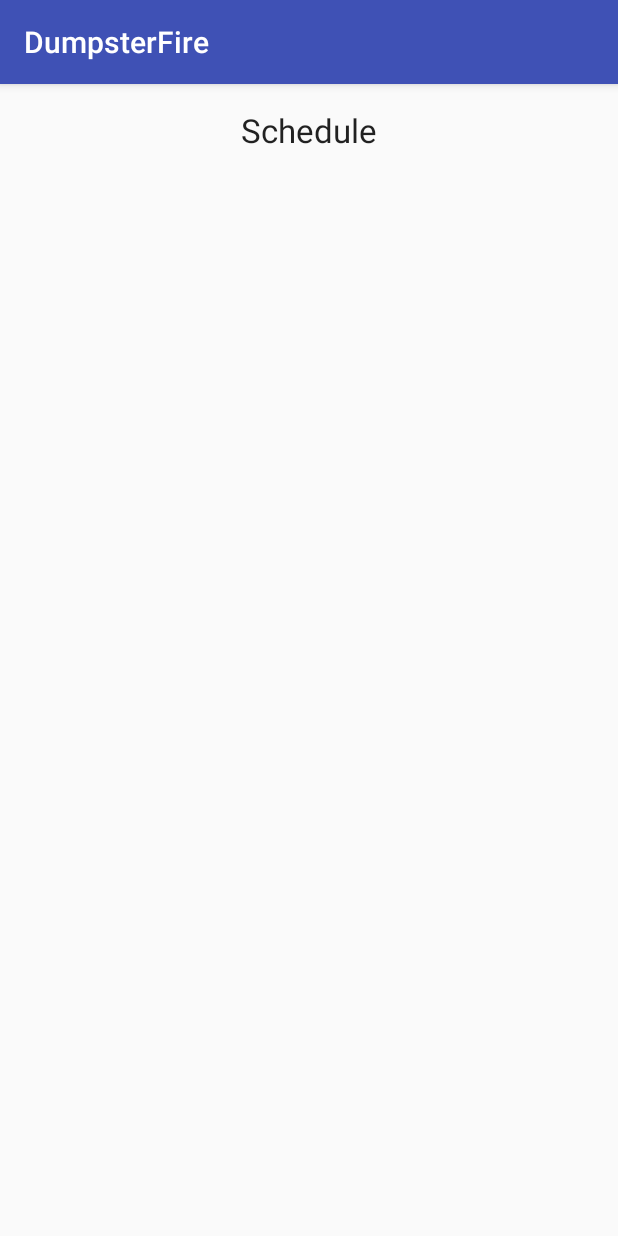
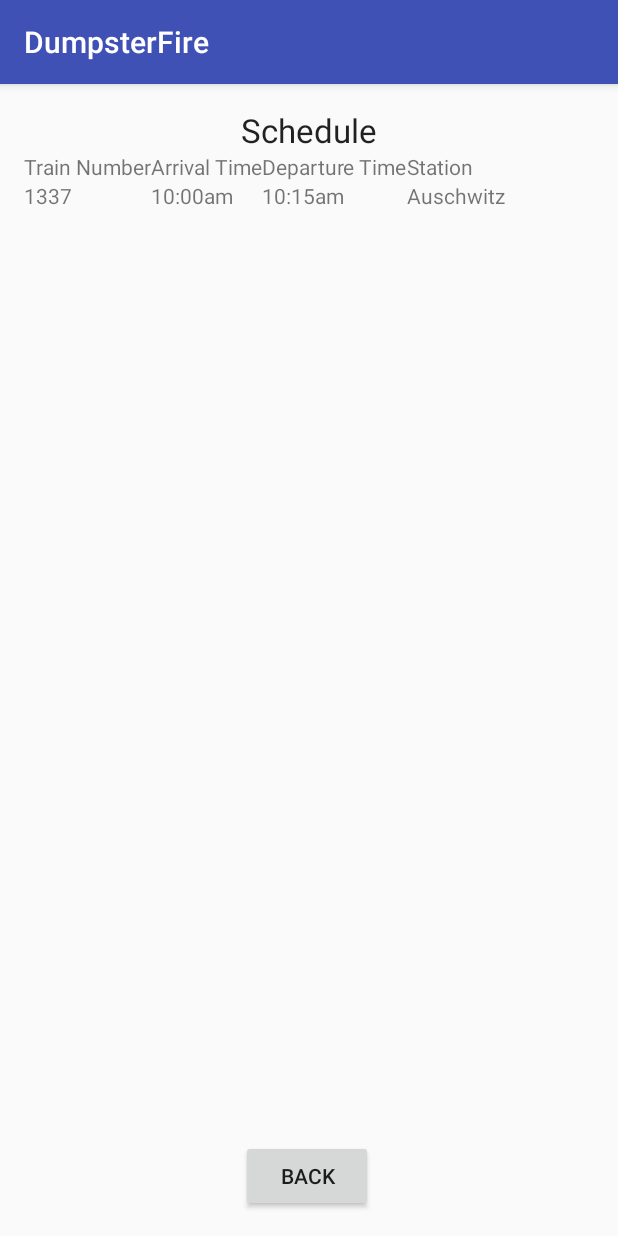
Before and after one commit to fvosburgh/DumpsterFire, an Android app: the PopulatedScheduleActivity screen opened directly, with no data from a screen before it, on a phone screen of 412 x 824 dp. Run offline under Robolectric (Android 15) with nearby library versions, the phone set to English and light mode, and no system bars.

Commit message:
Payment information activity, finalized view schedule activity and populated schedule activity

```diff
--- a/app/src/main/AndroidManifest.xml
+++ b/app/src/main/AndroidManifest.xml
@@ -20,7 +20,9 @@
         <activity android:name=".activities.RegistrationActivity" />
         <activity android:name=".activities.SelectDepartureActivity" />
         <activity android:name=".activities.PopulatedScheduleActivity" />
-        <activity android:name=".activities.TravelExtrasActivity"></activity>
+        <activity android:name=".activities.ViewScheduleActivity" />
+        <activity android:name=".activities.TravelExtrasActivity" />
+        <activity android:name=".activities.PaymentInformationActivity"></activity>
     </application>
 
 </manifest>
--- a/app/src/main/java/com/example/fvosb/dumpsterfire/activities/PopulatedScheduleActivity.java
+++ b/app/src/main/java/com/example/fvosb/dumpsterfire/activities/PopulatedScheduleActivity.java
@@ -1,15 +1,81 @@
 package com.example.fvosb.dumpsterfire.activities;
 
+import android.content.Intent;
 import android.support.v7.app.AppCompatActivity;
 import android.os.Bundle;
+import android.view.View;
+import android.widget.Button;
+import android.widget.TableLayout;
+import android.widget.TableRow;
+import android.widget.TextView;
 
 import com.example.fvosb.dumpsterfire.R;
 
+import java.util.HashMap;
+
 public class PopulatedScheduleActivity extends AppCompatActivity {
+
+    public TableLayout scheduleTable;
+    public HashMap<String, String> dummyData = new HashMap<>();
 
     @Override
     protected void onCreate(Bundle savedInstanceState) {
         super.onCreate(savedInstanceState);
         setContentView(R.layout.activity_populated_schedule);
+
+        scheduleTable = (TableLayout) findViewById(R.id.ScheduleTable);
+
+        // add table row for headers
+        TableRow headers = new TableRow(this);
+        String[] heads = {"Train Number", "Arrival Time", "Departure Time", "Station"};
+        for (String header : heads) {
+            TextView view = new TextView(this);
+            view.setText(header);
+            headers.addView(view);
+        }
+
+        scheduleTable.addView(headers);
+
+        // adding dummy data
+        dummyData.put("Train Number", "1337");
+        dummyData.put("Arrival Time", "10:00am");
+        dummyData.put("Departure Time", "10:15am");
+        dummyData.put("Station", "Auschwitz");
+
+        populateTable(dummyData);
+
+        Button backButton = (Button) findViewById(R.id.PopulatedScheduleBack);
+
+        backButton.setOnClickListener(new View.OnClickListener() {
+            @Override
+            public void onClick(View v) {
+                back(v);
+            }
+        });
+    }
+
+    public void populateTable(HashMap<String, String> data) {
+        TableRow dataRow = new TableRow(this);
+
+        TextView tNumber = new TextView(this);
+        TextView arrivalTime = new TextView(this);
+        TextView departureTime = new TextView(this);
+        TextView station = new TextView(this);
+
+        tNumber.setText(data.get("Train Number"));
+        arrivalTime.setText(data.get("Arrival Time"));
+        departureTime.setText(data.get("Departure Time"));
+        station.setText(data.get("Station"));
+
+        dataRow.addView(tNumber);
+        dataRow.addView(arrivalTime);
+        dataRow.addView(departureTime);
+        dataRow.addView(station);
+
+        scheduleTable.addView(dataRow);
+    }
+
+    public void back(View view) {
+        startActivity(new Intent(this, LoginActivity.class));
     }
 }
--- a/app/src/main/res/layout/activity_populated_schedule.xml
+++ b/app/src/main/res/layout/activity_populated_schedule.xml
@@ -17,4 +17,29 @@
         android:id="@+id/textView8"
         android:layout_alignParentTop="true"
         android:layout_centerHorizontal="true" />
+
+    <Button
+        android:layout_width="wrap_content"
+        android:layout_height="wrap_content"
+        android:text="BACK"
+        android:id="@+id/PopulatedScheduleBack"
+        android:layout_alignParentBottom="true"
+        android:layout_alignLeft="@+id/textView8"
+        android:layout_alignStart="@+id/textView8" />
+
+    <GridLayout
+        android:layout_width="match_parent"
+        android:layout_height="match_parent"
+        android:layout_below="@+id/textView8"
+        android:layout_alignParentLeft="true"
+        android:layout_alignParentStart="true"
+        android:layout_above="@+id/PopulatedScheduleBack">
+
+        <TableLayout
+            android:layout_width="match_parent"
+            android:layout_height="match_parent"
+            android:layout_row="0"
+            android:layout_column="0"
+            android:id="@+id/ScheduleTable"></TableLayout>
+    </GridLayout>
 </RelativeLayout>
```
Also changed, not shown: app/src/main/java/com/example/fvosb/dumpsterfire/activities/FunctionalityActivity.java (+11 -0 lines), app/src/main/java/com/example/fvosb/dumpsterfire/activities/PaymentInformationActivity.java (added, +15 -0 lines), app/src/main/res/layout/activity_payment_information.xml (added, +117 -0 lines).
